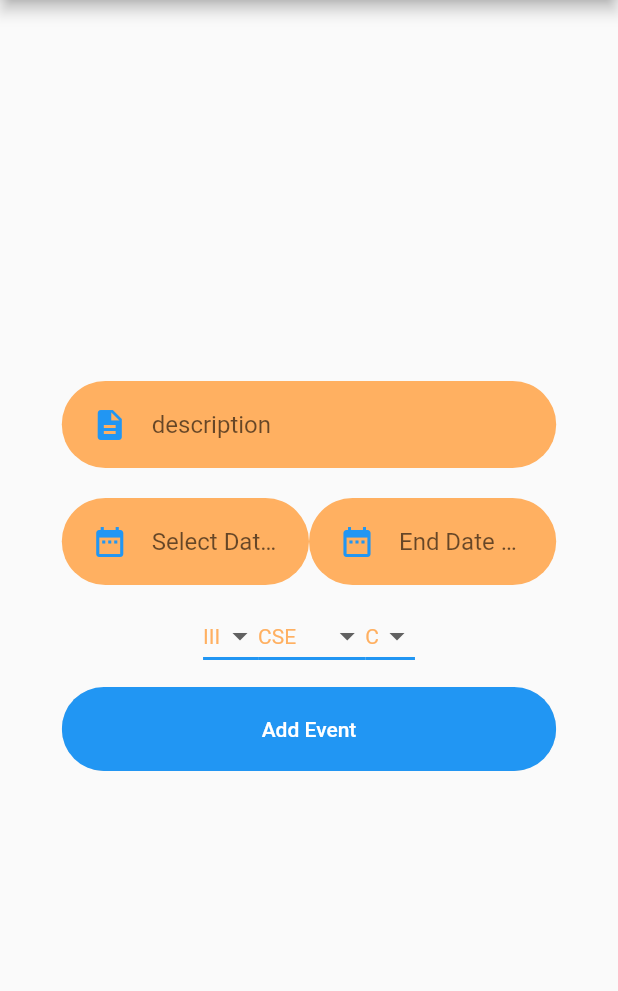
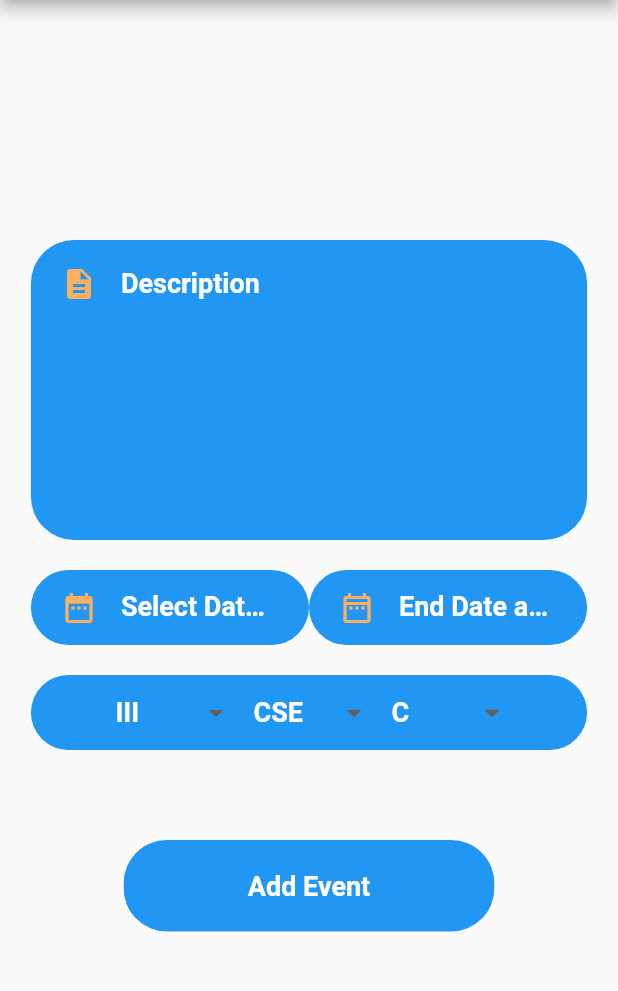
Before and after one commit to SriGiriT/student_task_manager, a Flutter app: the AddEvent screen opened by its route, on a phone screen of 412 x 824 dp, the part 84-1075 px from its top. Run offline on Flutter 3.47's test engine with Material 2 defaults, Android fonts, the phone set to English and light mode, and no system bars; our stand-ins replace firebase_auth, firebase_core, google_sign_in, shared_preferences; accounts and stored records are empty; network calls fail.

Commit message:
AddEvent screen modification

```diff
--- a/lib/Screens/AddEvent.dart
+++ b/lib/Screens/AddEvent.dart
@@ -5,6 +5,7 @@ import 'package:flutter/material.dart';
 import 'package:provider/provider.dart';
 import 'package:student_task_manager/component/RoundedButton.dart';
 import 'package:student_task_manager/component/RoundedInputFeild.dart';
+import 'package:student_task_manager/component/TextFieldContainer.dart';
 import 'package:student_task_manager/constant.dart';
 import 'package:http/http.dart' as http;
 
@@ -51,12 +52,16 @@ class _AddEventState extends State<AddEvent> {
     for (String currency in yearList) {
       var newItem = DropdownMenuItem(
         value: currency,
-        child: Text(currency),
+        child: Container(
+          margin: EdgeInsets.all(5),
+          width: 50,
+          child: Text(currency, style: kButtonTextStyle,)),
       );
       dropdownItems.add(newItem);
     }
 
     return DropdownButton<String>(
+        dropdownColor: kPrimaryColor,
         icon: Icon(Icons.arrow_drop_down),
         iconSize: 24,
         elevation: 16,
@@ -72,6 +77,7 @@ class _AddEventState extends State<AddEvent> {
 
   @override
   Widget build(BuildContext context) {
+    Size size = MediaQuery.of(context).size;
     return Scaffold(
       appBar: AppBar(
           title: Center(child: Text('Add Events')),
@@ -89,14 +95,19 @@ class _AddEventState extends State<AddEvent> {
 
           ],
         ),
-      body: Center(
+      body: SingleChildScrollView(
+        child: Center(
           child: Column(
             crossAxisAlignment: CrossAxisAlignment.center,
             mainAxisAlignment: MainAxisAlignment.center,
-          children: [
+            children:  [
+              SizedBox(
+                height: 150,
+              ),
               RoundedInputField(
-              times: 0.8,
-              hintText: "description",
+                isDes: true,
+                times: 0.9,
+                hintText: "Description",
                 onChanged: (value) {
                   widget.description = value;
                 },
@@ -107,7 +118,8 @@ class _AddEventState extends State<AddEvent> {
                 mainAxisAlignment: MainAxisAlignment.center,
                 children: [
                   RoundedInputField(
-                  times: 0.4,
+                    isDes: false,
+                    times: 0.45,
                     hintText: widget.startDate == null
                         ? "Select Date and Time"
                         : widget.startDate.toString().substring(0, 19),
@@ -143,11 +155,12 @@ class _AddEventState extends State<AddEvent> {
                     },
                   ),
                   RoundedInputField(
-                  times: 0.4,
+                    isDes: false,
+                    times: 0.45,
                     hintText: widget.endDate == null
                         ? "End Date and Time"
                         : widget.endDate.toString().substring(0, 19),
-                  icon: Icons.date_range,
+                    icon: Icons.date_range_outlined,
                     onChanged: (value) async {
                       // value = await widget.endDate.toString().substring(0, 10);
                     },
@@ -178,7 +191,10 @@ class _AddEventState extends State<AddEvent> {
                   ),
                 ],
               ),
-            Row(
+              TextFieldContainer(
+                width: 0.9,
+                isDescription: false,
+                child: Row(
                   mainAxisAlignment: MainAxisAlignment.center,
                   crossAxisAlignment: CrossAxisAlignment.center,
                   children: [
@@ -191,6 +207,9 @@ class _AddEventState extends State<AddEvent> {
                         });
                       },
                     ),
+                    SizedBox(
+                      width: 8,
+                    ),
                     dropDown(
                       deptList,
                       widget.selectedDept,
@@ -199,6 +218,9 @@ class _AddEventState extends State<AddEvent> {
                           widget.selectedDept = value!;
                         });
                       },
+                    ),
+                    SizedBox(
+                      width: 8,
                     ),
                     dropDown(
                       classList,
@@ -210,6 +232,10 @@ class _AddEventState extends State<AddEvent> {
                       },
                     )
                   ],
+                ),
+              ),
+              SizedBox(
+                height: 40,
               ),
               RoundedButton(
                 text: "Add Event",
@@ -234,6 +260,7 @@ class _AddEventState extends State<AddEvent> {
             ],
           ),
         ),
+      ),
     );
   }
 }
--- a/lib/Screens/home_screen_teacher.dart
+++ b/lib/Screens/home_screen_teacher.dart
@@ -5,6 +5,7 @@ import 'package:provider/provider.dart';
 import 'package:student_task_manager/Screens/AddEvent.dart';
 import 'package:student_task_manager/Screens/EventScreen.dart';
 import 'package:student_task_manager/Screens/Welcome_signup.dart';
+import 'package:student_task_manager/Screens/event_screen_teacher.dart';
 import 'package:student_task_manager/Screens/profile.dart';
 import 'package:student_task_manager/component/google_sign_in.dart';
 import 'package:student_task_manager/Screens/profile.dart';
@@ -29,7 +30,7 @@ class _HomeScreenTeacherState extends State<HomeScreenTeacher> {
                   child: Text("Something went wrong!"),
                 );
               else if (snapshot.hasData) {
-                return AddEvent();
+                return EventScreenTeacher();
               } else
                 return WelcomeScreenSignUp();
             }),
--- a/lib/component/RoundedButton.dart
+++ b/lib/component/RoundedButton.dart
@@ -17,7 +17,7 @@ class RoundedButton extends StatelessWidget {
     Size size = MediaQuery.of(context).size;
     return Container(
       margin: EdgeInsets.symmetric(vertical: 10),
-      width: size.width * 0.8,
+      width: size.width * 0.6,
       child: ClipRRect(
         borderRadius: BorderRadius.circular(29),
         child: newElevatedButton(),
@@ -32,7 +32,7 @@ class RoundedButton extends StatelessWidget {
     return ElevatedButton(
       child: Text(
         text,
-        style: TextStyle(color: textColor),
+        style: kButtonTextStyle,
       ),
       onPressed: press,
       style: ElevatedButton.styleFrom(
--- a/lib/component/RoundedInputFeild.dart
+++ b/lib/component/RoundedInputFeild.dart
@@ -7,13 +7,15 @@ class RoundedInputField extends StatefulWidget {
   final IconData icon;
   final ValueChanged<String> onChanged;
   final VoidCallback onTap;
+  final bool isDes;
   final double times;
   const RoundedInputField(
       {required this.hintText,
       required this.onTap,
       required this.icon,
       required this.onChanged,
-      required this.times});
+      required this.times,
+      required this.isDes});
 
   @override
   State<RoundedInputField> createState() => _RoundedInputFieldState();
@@ -24,15 +26,18 @@ class _RoundedInputFieldState extends State<RoundedInputField> {
   Widget build(BuildContext context) {
     return TextFieldContainer(
       width: widget.times,
+      isDescription: widget.isDes,
       child: TextField(
+        style: kButtonTextStyle,
         onTap: widget.onTap,
-          // widget.onChanged;
+        // widget.onChanged;
         onChanged: widget.onChanged,
         cursorColor: kPrimaryColor,
         decoration: InputDecoration(
+          hintStyle: TextStyle(color: Colors.white),
           icon: Icon(
             widget.icon,
-            color: kPrimaryColor,
+            color: kPrimaryLightColor,
           ),
           hintText: widget.hintText,
           border: InputBorder.none,
--- a/lib/component/TextFieldContainer.dart
+++ b/lib/component/TextFieldContainer.dart
@@ -4,10 +4,9 @@ import 'package:student_task_manager/constant.dart';
 class TextFieldContainer extends StatefulWidget {
   final Widget child;
   final double width;
-  const TextFieldContainer({
-    required this.child,
-    required this.width
-  });
+  final bool isDescription;
+  const TextFieldContainer(
+      {required this.child, required this.width, required this.isDescription});
 
   @override
   State<TextFieldContainer> createState() => _TextFieldContainerState();
@@ -18,12 +17,12 @@ class _TextFieldContainerState extends State<TextFieldContainer> {
   Widget build(BuildContext context) {
     Size size = MediaQuery.of(context).size;
     return Container(
-
       margin: EdgeInsets.symmetric(vertical: 10),
       padding: EdgeInsets.symmetric(horizontal: 20, vertical: 5),
+      height: widget.isDescription ? 200 : 50,
       width: size.width * widget.width,
       decoration: BoxDecoration(
-        color: kPrimaryLightColor,
+        color: kPrimaryColor,
         borderRadius: BorderRadius.circular(29),
       ),
       child: widget.child,
--- a/lib/constant.dart
+++ b/lib/constant.dart
@@ -5,6 +5,8 @@ String kURL = "https://a441-103-114-211-140.in.ngrok.io";
 const kPrimaryColor = Colors.blue;
 const kPrimaryLightColor = Color.fromARGB(252, 255, 175, 95);
 const kButtonColor = Colors.black12;
+TextStyle kButtonTextStyle =
+    TextStyle(color: Colors.white, fontSize: 18, fontWeight: FontWeight.bold);
 Future<bool> onBackPressed(BuildContext context, String text) {
   return showDialog(
     context: context,
--- a/lib/main.dart
+++ b/lib/main.dart
@@ -5,6 +5,7 @@ import 'package:flutter/material.dart';
 import 'package:http/http.dart' as http;
 import 'package:provider/provider.dart';
 import 'package:student_task_manager/Screens/common_welcome.dart';
+import 'package:student_task_manager/Screens/event_screen_teacher.dart';
 import 'package:student_task_manager/component/google_sign_in.dart';
 import 'package:student_task_manager/constant.dart';
 import 'package:student_task_manager/Screens/EventScreen.dart';
@@ -35,11 +36,12 @@ class _MyAppState extends State<MyApp> {
         child: MaterialApp(
           theme: ThemeData.light(),
           debugShowCheckedModeBanner: false,
-          initialRoute: '/',
+          initialRoute: '/eventte',
           routes: {
             '/': (context) => CommonWelcome(),
             // '/login': (context) => LoginScreen(displayName: '', googleUserCircleAvatarnull: ,),
             '/event': (context) => EventScreen(),
+            '/eventte':(context) => EventScreenTeacher(),
             '/addEvent': (context) => AddEvent(),
             'text': (context) => MyApp()
           },
```
Also changed, not shown: lib/Screens/common_welcome.dart (+10 -6 lines), lib/Screens/event_screen_teacher.dart (added, +133 -0 lines), lib/component/RoundedPassword.dart (+5 -2 lines). Lines whose indentation alone changed are shown as unchanged.
